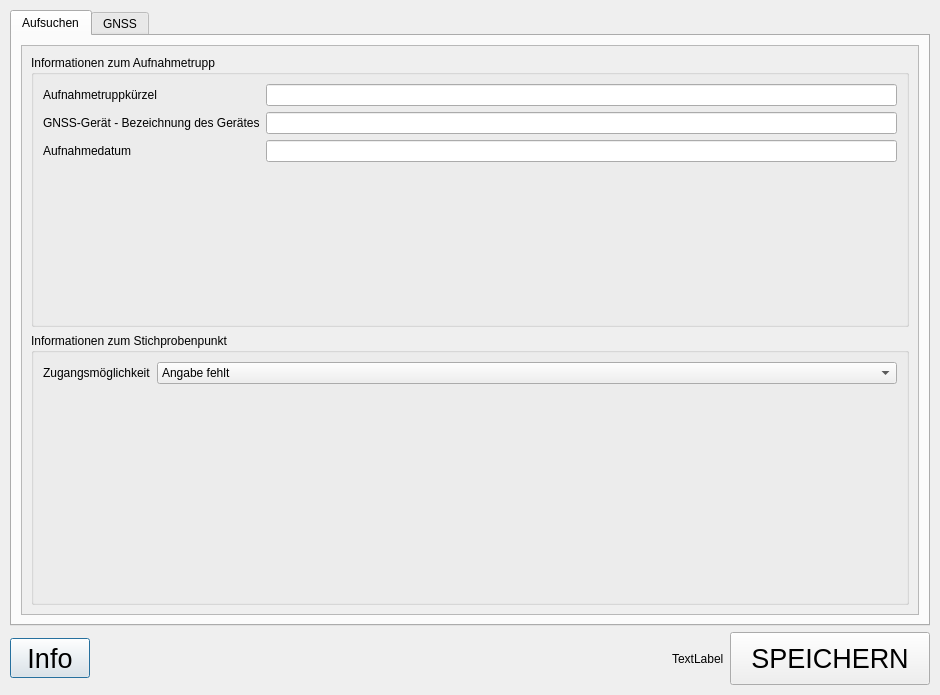
The window that gui/lfb_regeneration_wildlife_impact_dialog_base.ui (b-lack/qgis-fim-plugin) describes before a commit, drawn with Qt 5.
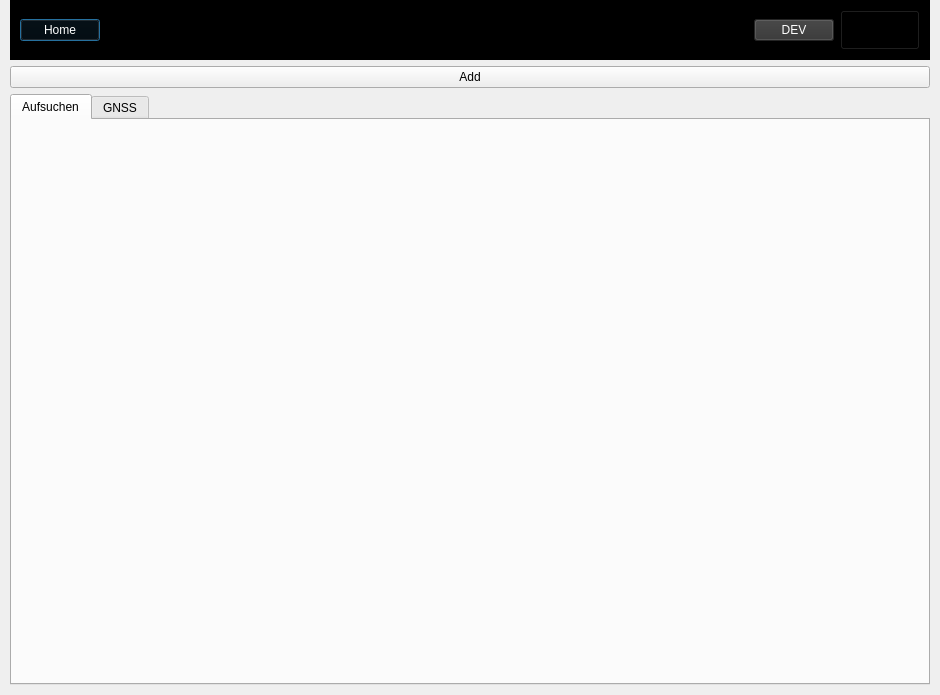
The same window after the commit. Icons and pictures are not drawn.

What changed in the file:
```diff
--- a/gui/lfb_regeneration_wildlife_impact_dialog_base.ui
+++ b/gui/lfb_regeneration_wildlife_impact_dialog_base.ui
@@ -30,7 +30,7 @@
     <number>10</number>
    </property>
    <property name="topMargin">
-    <number>10</number>
+    <number>0</number>
    </property>
    <property name="rightMargin">
     <number>10</number>
@@ -38,98 +38,7 @@
    <property name="bottomMargin">
     <number>10</number>
    </property>
-   <item row="1" column="0">
-    <layout class="QHBoxLayout" name="horizontalLayout">
-     <property name="leftMargin">
-      <number>0</number>
-     </property>
-     <property name="topMargin">
-      <number>0</number>
-     </property>
-     <property name="rightMargin">
-      <number>0</number>
-     </property>
-     <property name="bottomMargin">
-      <number>0</number>
-     </property>
-     <item>
-      <widget class="QPushButton" name="lfbQuestionBtn">
-       <property name="minimumSize">
-        <size>
-         <width>0</width>
-         <height>40</height>
-        </size>
-       </property>
-       <property name="font">
-        <font>
-         <pointsize>20</pointsize>
-         <bold>false</bold>
-        </font>
-       </property>
-       <property name="text">
-        <string>Info</string>
-       </property>
-       <property name="flat">
-        <bool>false</bool>
-       </property>
-      </widget>
-     </item>
-     <item>
-      <spacer name="horizontalSpacer">
-       <property name="orientation">
-        <enum>Qt::Horizontal</enum>
-       </property>
-       <property name="sizeType">
-        <enum>QSizePolicy::MinimumExpanding</enum>
-       </property>
-       <property name="sizeHint" stdset="0">
-        <size>
-         <width>40</width>
-         <height>20</height>
-        </size>
-       </property>
-      </spacer>
-     </item>
-     <item>
-      <widget class="QLabel" name="label_3">
-       <property name="text">
-        <string>TextLabel</string>
-       </property>
-      </widget>
-     </item>
-     <item>
-      <widget class="QPushButton" name="lfbResetFormButton">
-       <property name="minimumSize">
-        <size>
-         <width>0</width>
-         <height>40</height>
-        </size>
-       </property>
-       <property name="font">
-        <font>
-         <pointsize>20</pointsize>
-        </font>
-       </property>
-       <property name="cursor">
-        <cursorShape>PointingHandCursor</cursorShape>
-       </property>
-       <property name="styleSheet">
-        <string notr="true">padding:10px 20px;</string>
-       </property>
-       <property name="text">
-        <string>SPEICHERN</string>
-       </property>
-       <property name="checkable">
-        <bool>false</bool>
-       </property>
-       <property name="flat">
-        <bool>false</bool>
-       </property>
-      </widget>
-     </item>
-    </layout>
-   </item>
-   <item row="0" column="0">
+   <item row="4" column="0">
     <widget class="QTabWidget" name="tabWidget">
      <property name="currentIndex">
       <number>0</number>
@@ -147,109 +56,7 @@
       </attribute>
       <layout class="QHBoxLayout" name="horizontalLayout_3">
        <item>
-        <widget class="QScrollArea" name="scrollArea">
-         <property name="widgetResizable">
-          <bool>true</bool>
-         </property>
-         <widget class="QWidget" name="scrollAreaWidgetContents">
-          <property name="geometry">
-           <rect>
-            <x>0</x>
-            <y>0</y>
-            <width>872</width>
-            <height>556</height>
-           </rect>
-          </property>
-          <layout class="QVBoxLayout" name="verticalLayout_2">
-           <item>
-            <widget class="QGroupBox" name="groupBox">
-             <property name="sizePolicy">
-              <sizepolicy hsizetype="Preferred" vsizetype="Minimum">
-               <horstretch>0</horstretch>
-               <verstretch>0</verstretch>
-              </sizepolicy>
-             </property>
-             <property name="title">
-              <string>Informationen zum Aufnahmetrupp</string>
-             </property>
-             <property name="checkable">
-              <bool>false</bool>
-             </property>
-             <layout class="QVBoxLayout" name="verticalLayout">
-              <item>
-               <layout class="QFormLayout" name="formLayout">
-                <item row="0" column="0">
-                 <widget class="QLabel" name="label_4">
-                  <property name="text">
-                   <string>Aufnahmetruppkürzel</string>
-                  </property>
-                 </widget>
-                </item>
-                <item row="0" column="1">
-                 <widget class="QLineEdit" name="lineEdit_3"/>
-                </item>
-                <item row="1" column="0">
-                 <widget class="QLabel" name="label_5">
-                  <property name="text">
-                   <string>GNSS-Gerät - Bezeichnung des Gerätes</string>
-                  </property>
-                 </widget>
-                </item>
-                <item row="1" column="1">
-                 <widget class="QLineEdit" name="lineEdit_4"/>
-                </item>
-                <item row="2" column="0">
-                 <widget class="QLabel" name="label_7">
-                  <property name="text">
-                   <string>Aufnahmedatum</string>
-                  </property>
-                 </widget>
-                </item>
-                <item row="2" column="1">
-                 <widget class="QLineEdit" name="lineEdit_5"/>
-                </item>
-               </layout>
-              </item>
-             </layout>
-            </widget>
-           </item>
-           <item>
-            <widget class="QGroupBox" name="groupBox_2">
-             <property name="title">
-              <string>Informationen zum Stichprobenpunkt</string>
-             </property>
-             <layout class="QVBoxLayout" name="verticalLayout_3">
-              <item>
-               <layout class="QFormLayout" name="formLayout_2">
-                <item row="0" column="0">
-                 <widget class="QLabel" name="label_6">
-                  <property name="text">
-                   <string>Zugangsmöglichkeit</string>
-                  </property>
-                 </widget>
-                </item>
-                <item row="0" column="1">
-                 <widget class="QComboBox" name="comboBox">
-                  <item>
-                   <property name="text">
-                    <string>Angabe fehlt</string>
-                   </property>
-                  </item>
-                  <item>
-                   <property name="text">
-                    <string>nicht begehbar, gefährliche Geländebedingung</string>
-                   </property>
-                  </item>
-                 </widget>
-                </item>
-               </layout>
-              </item>
-             </layout>
-            </widget>
-           </item>
-          </layout>
-         </widget>
-        </widget>
+        <layout class="QVBoxLayout" name="lfbTab1Layout"/>
        </item>
       </layout>
      </widget>
@@ -266,7 +73,21 @@
       </attribute>
       <layout class="QHBoxLayout" name="horizontalLayout_2">
        <item>
-        <layout class="QGridLayout" name="gridLayout_3">
+        <layout class="QVBoxLayout" name="lfbTab2Layout"/>
+       </item>
+      </layout>
+     </widget>
+    </widget>
+   </item>
+   <item row="5" column="0">
+    <layout class="QVBoxLayout" name="verticalLayout_4"/>
+   </item>
+   <item row="0" column="0">
+    <widget class="QWidget" name="lfbMenuBar_2" native="true">
+     <property name="styleSheet">
+      <string notr="true">background-color: rgb(0, 0, 0)</string>
+     </property>
+     <layout class="QHBoxLayout" name="lfbMenuBar">
          <property name="leftMargin">
           <number>10</number>
          </property>
@@ -279,33 +100,39 @@
          <property name="bottomMargin">
           <number>10</number>
          </property>
-         <item row="0" column="1">
-          <widget class="QLineEdit" name="lineEdit"/>
-         </item>
-         <item row="1" column="0">
-          <widget class="QLabel" name="lABELsdfSdfLabel">
+      <item>
+       <widget class="QPushButton" name="lfbHomeBtn">
+        <property name="cursor">
+         <cursorShape>PointingHandCursor</cursorShape>
+        </property>
+        <property name="styleSheet">
+         <string notr="true">color: #fff
+</string>
+        </property>
            <property name="text">
-            <string>LABELsdf sdf</string>
+         <string>Home</string>
+        </property>
+        <property name="icon">
+         <iconset theme="go-home">
+          <normaloff>.</normaloff>.</iconset>
+        </property>
+        <property name="iconSize">
+         <size>
+          <width>32</width>
+          <height>32</height>
+         </size>
+        </property>
+        <property name="checkable">
+         <bool>false</bool>
            </property>
           </widget>
          </item>
-         <item row="2" column="0" colspan="2">
-          <layout class="QGridLayout" name="gridLayout_2">
-           <property name="leftMargin">
-            <number>0</number>
-           </property>
-           <property name="topMargin">
-            <number>10</number>
-           </property>
-           <property name="rightMargin">
-            <number>0</number>
-           </property>
-           <property name="bottomMargin">
-            <number>10</number>
-           </property>
-           <item row="0" column="2">
-            <widget class="QToolButton" name="toolButton">
-             <property name="minimumSize">
+      <item>
+       <spacer name="horizontalSpacer_2">
+        <property name="orientation">
+         <enum>Qt::Horizontal</enum>
+        </property>
+        <property name="sizeHint" stdset="0">
               <size>
                <width>40</width>
                <height>40</height>
@@ -328,37 +155,24 @@
                <height>20</height>
               </size>
              </property>
-            </widget>
-           </item>
-           <item row="0" column="0">
-            <widget class="QLabel" name="label_2">
-             <property name="sizePolicy">
-              <sizepolicy hsizetype="Fixed" vsizetype="Fixed">
-               <horstretch>0</horstretch>
-               <verstretch>0</verstretch>
-              </sizepolicy>
-             </property>
-             <property name="minimumSize">
-              <size>
-               <width>100</width>
-               <height>40</height>
-              </size>
-             </property>
-             <property name="font">
-              <font>
-               <pointsize>20</pointsize>
-              </font>
-             </property>
-             <property name="autoFillBackground">
-              <bool>false</bool>
+       </spacer>
+      </item>
+      <item>
+       <widget class="QPushButton" name="lfbDevBtn">
+        <property name="cursor">
+         <cursorShape>PointingHandCursor</cursorShape>
+        </property>
+        <property name="styleSheet">
+         <string notr="true">color: #fff;
+background-color: #333;</string>
              </property>
              <property name="text">
-              <string>TextLabel</string>
+         <string>DEV</string>
              </property>
             </widget>
            </item>
-           <item row="0" column="1">
-            <widget class="QLineEdit" name="lineEdit_2">
+      <item>
+       <widget class="QPushButton" name="lfbQuestionBtn">
              <property name="minimumSize">
               <size>
                <width>0</width>
@@ -368,31 +182,39 @@
              <property name="font">
               <font>
                <pointsize>20</pointsize>
+          <weight>50</weight>
+          <bold>false</bold>
               </font>
              </property>
              <property name="styleSheet">
-              <string notr="true">
-background-color: #fff;
-color: #000;</string>
-             </property>
-            </widget>
-           </item>
-          </layout>
-         </item>
-         <item row="1" column="1">
-          <widget class="QLineEdit" name="lABELsdfSdfLineEdit"/>
-         </item>
-         <item row="0" column="0">
-          <widget class="QLabel" name="label">
+         <string notr="true">color: #fff</string>
+        </property>
            <property name="text">
-            <string>TextLabel</string>
-           </property>
+         <string/>
+        </property>
+        <property name="icon">
+         <iconset theme="dialog-question">
+          <normaloff>.</normaloff>.</iconset>
+        </property>
+        <property name="iconSize">
+         <size>
+          <width>32</width>
+          <height>32</height>
+         </size>
+        </property>
+        <property name="flat">
+         <bool>false</bool>
+        </property>
           </widget>
          </item>
         </layout>
-       </item>
-      </layout>
-     </widget>
+    </widget>
+   </item>
+   <item row="1" column="0">
+    <widget class="QPushButton" name="lfbNewEntry">
+     <property name="text">
+      <string>Add</string>
+     </property>
     </widget>
    </item>
   </layout>
```
Left out of the diff: 19 changed lines with no effect on the pictures. Lines whose indentation alone changed are shown as unchanged.
